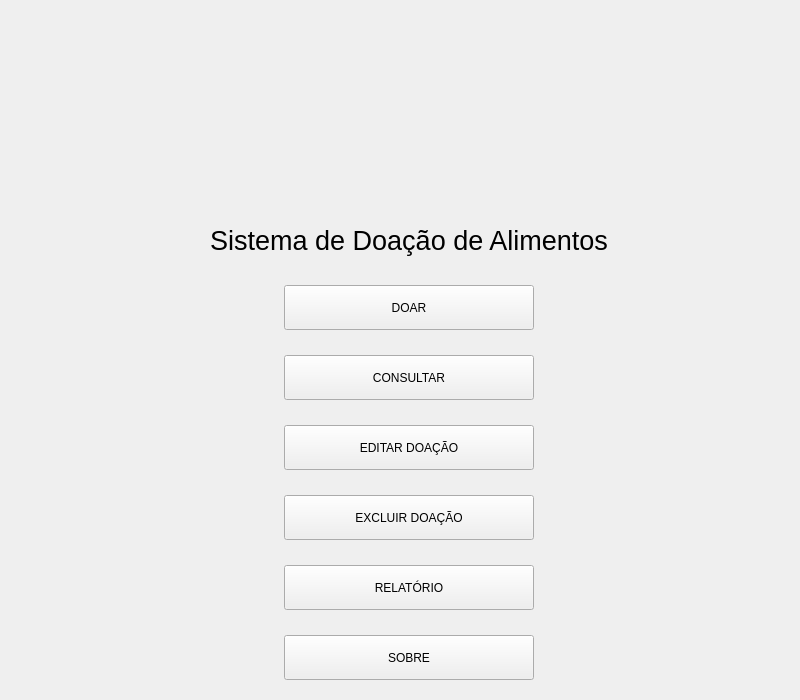
Above: assets/ui/main_window.ui from fabio-makoto/ads-extension-food-donation-system before the change. Below: the same form after it.
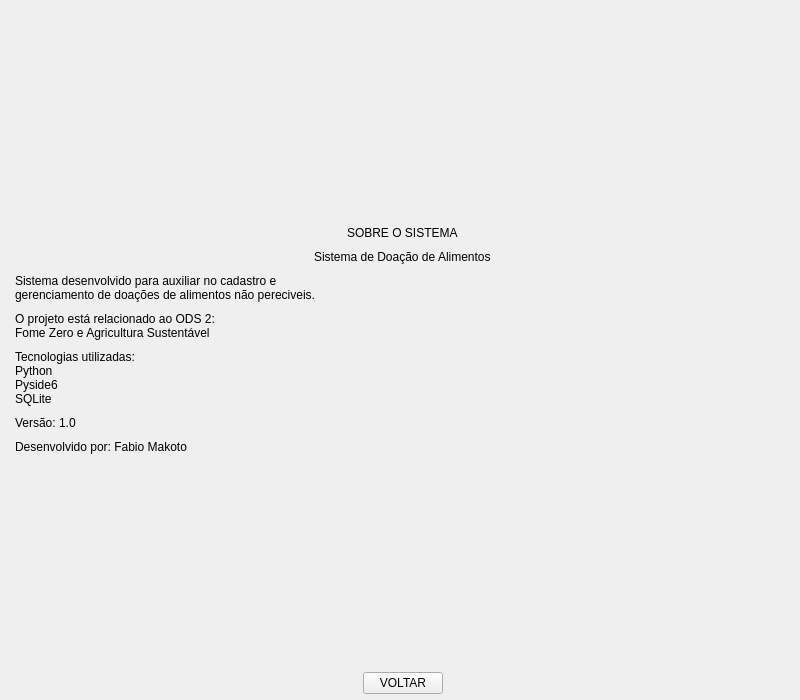
That is the form after the change. The open tabs and pages were chosen to show the change. Icons and pictures are not drawn.

Commit message: Implement about page and finalize interface

The edit to the form file:
```diff
--- a/assets/ui/main_window.ui
+++ b/assets/ui/main_window.ui
@@ -24,6 +24,9 @@
   </property>
   <widget class="QWidget" name="centralwidget">
    <layout class="QVBoxLayout" name="verticalLayoutCentralWidget">
+    <property name="leftMargin">
+     <number>0</number>
+    </property>
     <item>
      <widget class="QStackedWidget" name="stackedWidget">
       <property name="minimumSize">
@@ -945,6 +948,110 @@
         </item>
        </layout>
       </widget>
+      <widget class="QWidget" name="aboutPage">
+       <layout class="QVBoxLayout" name="verticalLayout">
+        <property name="spacing">
+         <number>10</number>
+        </property>
+        <property name="leftMargin">
+         <number>15</number>
+        </property>
+        <property name="bottomMargin">
+         <number>15</number>
+        </property>
+        <item>
+         <spacer name="verticalSpacerTopAboutPage">
+          <property name="orientation">
+           <enum>Qt::Vertical</enum>
+          </property>
+          <property name="sizeHint" stdset="0">
+           <size>
+            <width>20</width>
+            <height>40</height>
+           </size>
+          </property>
+         </spacer>
+        </item>
+        <item alignment="Qt::AlignHCenter">
+         <widget class="QLabel" name="aboutTitleLabel">
+          <property name="text">
+           <string>SOBRE O SISTEMA</string>
+          </property>
+         </widget>
+        </item>
+        <item alignment="Qt::AlignHCenter">
+         <widget class="QLabel" name="aboutSystemNameLabel">
+          <property name="text">
+           <string>Sistema de Doação de Alimentos</string>
+          </property>
+         </widget>
+        </item>
+        <item>
+         <widget class="QLabel" name="aboutDescriptionLabel">
+          <property name="text">
+           <string>&lt;html&gt;&lt;head/&gt;&lt;body&gt;&lt;p&gt;Sistema desenvolvido para auxiliar no cadastro e&lt;br/&gt;gerenciamento de doações de alimentos não pereciveis.&lt;/p&gt;&lt;/body&gt;&lt;/html&gt;</string>
+          </property>
+          <property name="wordWrap">
+           <bool>true</bool>
+          </property>
+         </widget>
+        </item>
+        <item>
+         <widget class="QLabel" name="aboutOdsLabel">
+          <property name="text">
+           <string>&lt;html&gt;&lt;head/&gt;&lt;body&gt;&lt;p&gt;O projeto está relacionado ao ODS 2:&lt;br/&gt;Fome Zero e Agricultura Sustentável&lt;/p&gt;&lt;/body&gt;&lt;/html&gt;</string>
+          </property>
+          <property name="wordWrap">
+           <bool>true</bool>
+          </property>
+         </widget>
+        </item>
+        <item>
+         <widget class="QLabel" name="aboutTechnologiesLabel">
+          <property name="text">
+           <string>&lt;html&gt;&lt;head/&gt;&lt;body&gt;&lt;p&gt;Tecnologias utilizadas: &lt;br/&gt;Python &lt;br/&gt;Pyside6 &lt;br/&gt;SQLite&lt;/p&gt;&lt;/body&gt;&lt;/html&gt;</string>
+          </property>
+          <property name="wordWrap">
+           <bool>true</bool>
+          </property>
+         </widget>
+        </item>
+        <item>
+         <widget class="QLabel" name="aboutVersionLabel">
+          <property name="text">
+           <string>Versão: 1.0</string>
+          </property>
+         </widget>
+        </item>
+        <item>
+         <widget class="QLabel" name="aboutDeveloperLabel">
+          <property name="text">
+           <string>Desenvolvido por: Fabio Makoto</string>
+          </property>
+         </widget>
+        </item>
+        <item>
+         <spacer name="verticalSpacerBottomAboutPage">
+          <property name="orientation">
+           <enum>Qt::Vertical</enum>
+          </property>
+          <property name="sizeHint" stdset="0">
+           <size>
+            <width>20</width>
+            <height>40</height>
+           </size>
+          </property>
+         </spacer>
+        </item>
+        <item alignment="Qt::AlignHCenter">
+         <widget class="QPushButton" name="aboutBackButton">
+          <property name="text">
+           <string>VOLTAR</string>
+          </property>
+         </widget>
+        </item>
+       </layout>
+      </widget>
      </widget>
     </item>
    </layout>
```
Left out of the diff: 2 changed lines with no effect on the pictures. The commit also changes 3 other files.
